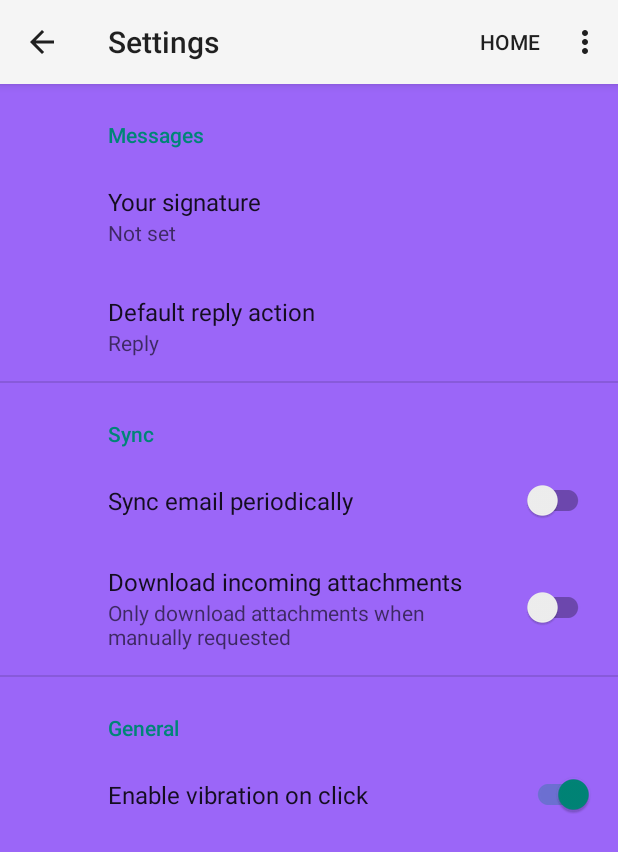
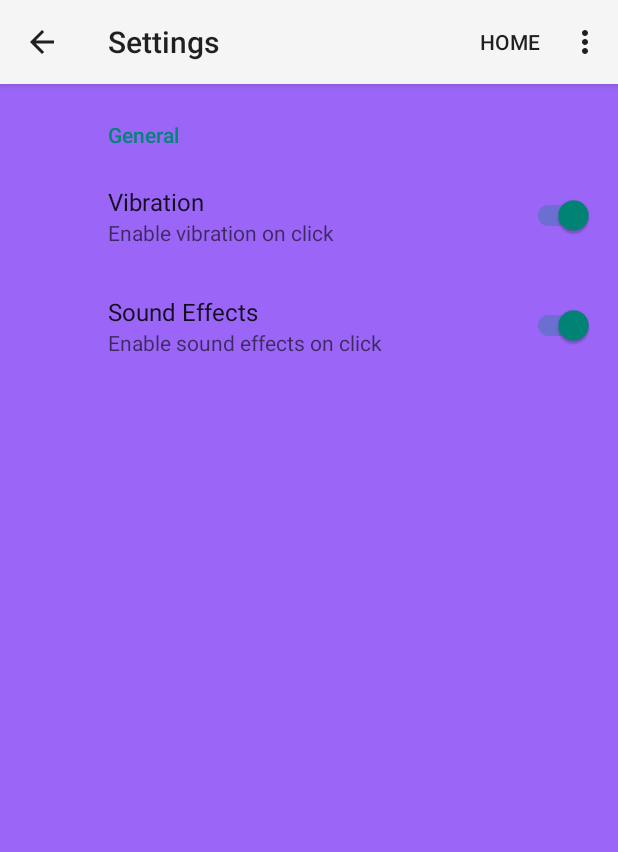
Before and after one commit to ssdjustinchau/weatherapp, an Android app: the screen it shows after launch (SettingsActivity), in the options menu, after a tap on "Settings", on a phone screen of 412 x 824 dp. Shown: the top 852 px of the screen. Run offline under Robolectric (Android 15) with nearby library versions, the phone set to English and light mode, and no system bars; our stand-ins replace androidx.preference; 1 statement that could not run was skipped.

Commit message:
add sound effects and adjust settings

```diff
--- a/app/src/main/java/hk/edu/hkmu/weatherreport/BaseActivity.java
+++ b/app/src/main/java/hk/edu/hkmu/weatherreport/BaseActivity.java
@@ -3,6 +3,7 @@ package hk.edu.hkmu.weatherreport;
 import android.content.Intent;
 import android.content.Context;
 import android.content.SharedPreferences;
+import android.media.MediaPlayer;
 import android.os.Bundle;
 import android.os.Build;
 import android.os.Vibrator;
@@ -17,9 +18,12 @@ import androidx.preference.PreferenceManager;
 
 public abstract class BaseActivity extends AppCompatActivity {
 
+    private MediaPlayer mediaPlayer;
+
     @Override
     protected void onCreate(Bundle savedInstanceState) {
         super.onCreate(savedInstanceState);
+        mediaPlayer = MediaPlayer.create(this, R.raw.click_button);
 
         // Show the ActionBar and include the Up button
         if (getSupportActionBar() != null) {
@@ -42,28 +46,33 @@ public abstract class BaseActivity extends AppCompatActivity {
             case android.R.id.home:
                 // Navigate back to previous screen when Up button is clicked
                 handleVibrationPreference();
+                playSound();
                 onBackPressed();
                 return true;
             case R.id.action_home:
                 // Create an Intent to start MainActivity
+                playSound();
                 handleVibrationPreference();
                 Intent homeIntent = new Intent(this, MainActivity.class);
                 startActivity(homeIntent);
                 return true;
             case R.id.action_about:
                 // Create an Intent to start AboutActivity
+                playSound();
                 handleVibrationPreference();
                 Intent aboutIntent = new Intent(this, AboutActivity.class);
                 startActivity(aboutIntent);
                 return true;
             case R.id.action_settings:
                 // Create an Intent to start SettingsActivity
+                playSound();
                 handleVibrationPreference();
                 Intent settingsIntent = new Intent(this, SettingsActivity.class);
                 startActivity(settingsIntent);
                 return true;
             case R.id.action_exit:
                 // Exit the app
+                handleVibrationPreference();
                 finishAffinity();
                 return true;
             default:
@@ -85,4 +94,22 @@ public abstract class BaseActivity extends AppCompatActivity {
             }
         }
     }
+
+    private void playSound() {
+        SharedPreferences sharedPreferences = PreferenceManager.getDefaultSharedPreferences(this);
+        boolean shouldPlaySound = sharedPreferences.getBoolean("pref_key_sound_effects", true);
+        if (shouldPlaySound && mediaPlayer != null) {
+            mediaPlayer.start();
+        }
+    }
+
+    @Override
+    protected void onDestroy() {
+        // Release the MediaPlayer when the activity is destroyed
+        if (mediaPlayer != null) {
+            mediaPlayer.release();
+            mediaPlayer = null;
+        }
+        super.onDestroy();
+    }
 }
--- a/app/src/main/java/hk/edu/hkmu/weatherreport/MainActivity.java
+++ b/app/src/main/java/hk/edu/hkmu/weatherreport/MainActivity.java
@@ -43,11 +43,15 @@ import java.util.concurrent.Executors;
 import java.util.concurrent.ScheduledExecutorService;
 import java.util.concurrent.ScheduledThreadPoolExecutor;
 import java.util.concurrent.TimeUnit;
+import android.media.MediaPlayer;
+
 
 
 public class MainActivity extends AppCompatActivity {
     private Button nineDayForecastBtn;
     private WeatherForecasts weatherForecasts;
+
+    private MediaPlayer mediaPlayer;
 
     @Override
     protected void onCreate(Bundle savedInstanceState) {
@@ -55,6 +59,7 @@ public class MainActivity extends AppCompatActivity {
         setContentView(R.layout.activity_main);
 
         weatherForecasts = new WeatherForecasts();
+        mediaPlayer = MediaPlayer.create(this, R.raw.click_button);
 
         Thread loadWeatherForecastAPI = new Thread(new Runnable() {
             @Override
@@ -127,14 +132,6 @@ public class MainActivity extends AppCompatActivity {
         // Set the title for the ActionBar
         getSupportActionBar().setTitle("Weather Report");
 
-        // Enable the Up button
-        //getSupportActionBar().setDisplayHomeAsUpEnabled(true);
-
-        //Toolbar(cannot use)
-        /*
-        Toolbar myToolbar = (Toolbar) findViewById(R.id.my_toolbar);
-        setSupportActionBar(myToolbar);*/
-
         //multithreading api call test
         ScheduledExecutorService scheduler = Executors.newScheduledThreadPool(1);
         scheduler.scheduleAtFixedRate(new ApiCall(), 0, 60, TimeUnit.SECONDS);
@@ -157,24 +154,28 @@ public class MainActivity extends AppCompatActivity {
                 //return true;
             case R.id.action_home:
                 // Create an Intent to start MainActivity
+                playSound();
                 handleVibrationPreference();
                 Intent homeIntent = new Intent(this, MainActivity.class);
                 startActivity(homeIntent);
                 return true;
             case R.id.action_about:
                 // Create an Intent to start AboutActivity
+                playSound();
                 handleVibrationPreference();
                 Intent aboutIntent = new Intent(this, AboutActivity.class);
                 startActivity(aboutIntent);
                 return true;
             case R.id.action_settings:
                 // Create an Intent to start SettingsActivity
+                playSound();
                 handleVibrationPreference();
                 Intent settingsIntent = new Intent(this, SettingsActivity.class);
                 startActivity(settingsIntent);
                 return true;
             case R.id.action_exit:
                 // Exit the app
+                handleVibrationPreference();
                 finishAffinity();
                 return true;
             default:
@@ -225,4 +226,22 @@ public class MainActivity extends AppCompatActivity {
             }
         }
     }
+
+    private void playSound() {
+        SharedPreferences sharedPreferences = PreferenceManager.getDefaultSharedPreferences(this);
+        boolean shouldPlaySound = sharedPreferences.getBoolean("pref_key_sound_effects", true);
+        if (shouldPlaySound && mediaPlayer != null) {
+            mediaPlayer.start();
+        }
+    }
+
+    @Override
+    protected void onDestroy() {
+        // Release the MediaPlayer when the activity is destroyed
+        if (mediaPlayer != null) {
+            mediaPlayer.release();
+            mediaPlayer = null;
+        }
+        super.onDestroy();
+    }
 }
--- a/app/src/main/res/values/strings.xml
+++ b/app/src/main/res/values/strings.xml
@@ -7,19 +7,12 @@
     <string name="title_activity_about">About</string>
     <string name="title_activity_settings">Settings</string>
 
-    <!-- Preference Titles -->
-    <string name="messages_header">Messages</string>
-    <string name="sync_header">Sync</string>
+
     <string name="general_settings_header">General</string>
-
-    <!-- Messages Preferences -->
-    <string name="signature_title">Your signature</string>
-    <string name="reply_title">Default reply action</string>
-
-    <!-- Sync Preferences -->
-    <string name="sync_title">Sync email periodically</string>
-    <string name="attachment_title">Download incoming attachments</string>
-    <string name="attachment_summary_on">Automatically download attachments for incoming emails
-    </string>
-    <string name="attachment_summary_off">Only download attachments when manually requested</string>
+    <!--General-Vibration Preference-->
+    <string name="vibration_title">Vibration</string>
+    <string name="vibration_summary">Enable vibration on click</string>
+    <!--General-Sound Effects Preference-->
+    <string name="soundEffect_title">Sound Effects</string>
+    <string name="soundEffect_summary">Enable sound effects on click</string>
 </resources>
--- a/app/src/main/res/xml/root_preferences.xml
+++ b/app/src/main/res/xml/root_preferences.xml
@@ -1,43 +1,18 @@
 <PreferenceScreen xmlns:app="http://schemas.android.com/apk/res-auto">
-
-    <PreferenceCategory app:title="@string/messages_header">
-
-        <EditTextPreference
-            app:key="signature"
-            app:title="@string/signature_title"
-            app:useSimpleSummaryProvider="true" />
-
-        <ListPreference
-            app:defaultValue="reply"
-            app:entries="@array/reply_entries"
-            app:entryValues="@array/reply_values"
-            app:key="reply"
-            app:title="@string/reply_title"
-            app:useSimpleSummaryProvider="true" />
-
-    </PreferenceCategory>
-
-    <PreferenceCategory app:title="@string/sync_header">
-
-        <SwitchPreferenceCompat
-            app:key="sync"
-            app:title="@string/sync_title" />
-
-        <SwitchPreferenceCompat
-            app:dependency="sync"
-            app:key="attachment"
-            app:summaryOff="@string/attachment_summary_off"
-            app:summaryOn="@string/attachment_summary_on"
-            app:title="@string/attachment_title" />
-
-    </PreferenceCategory>
 
     <PreferenceCategory app:title="@string/general_settings_header">
 
         <!--app:title="Enable vibration on button click"-->
         <SwitchPreferenceCompat
             app:key="pref_key_vibration"
-            app:title="Enable vibration on click"
+            app:title="@string/vibration_title"
+            app:summary="@string/vibration_summary"
+            app:defaultValue="true" />
+
+        <androidx.preference.SwitchPreferenceCompat
+            app:key="pref_key_sound_effects"
+            app:title="@string/soundEffect_title"
+            app:summary="@string/soundEffect_summary"
             app:defaultValue="true" />
 
     </PreferenceCategory>
```
Also changed, not shown: 1 other file.
